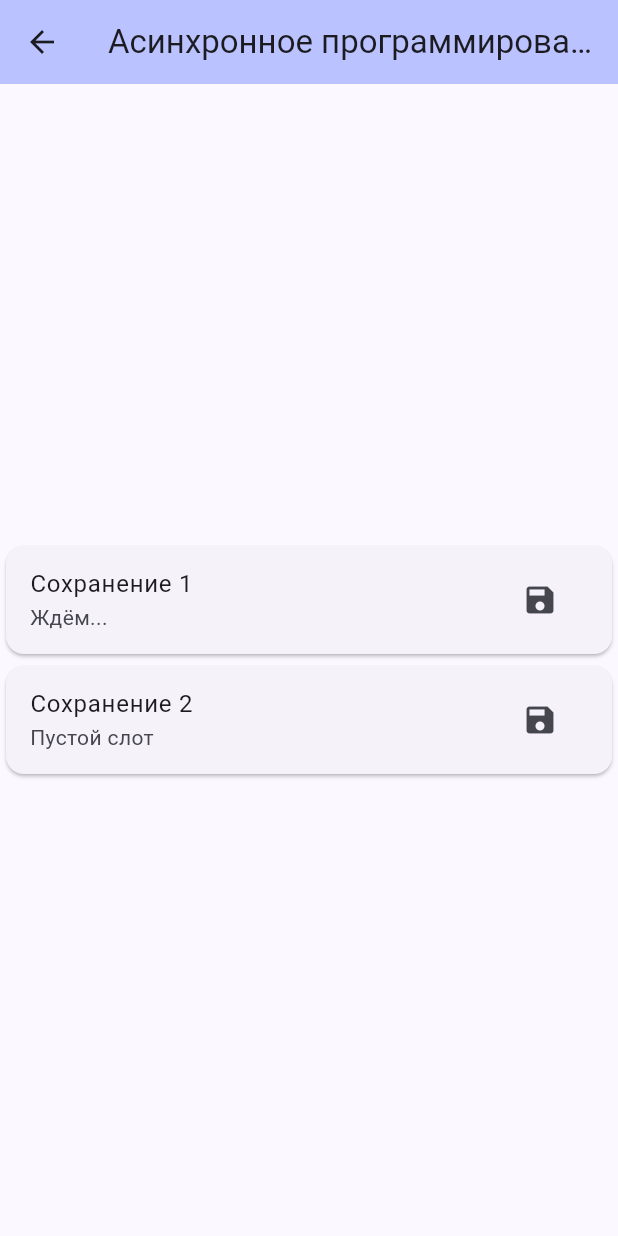
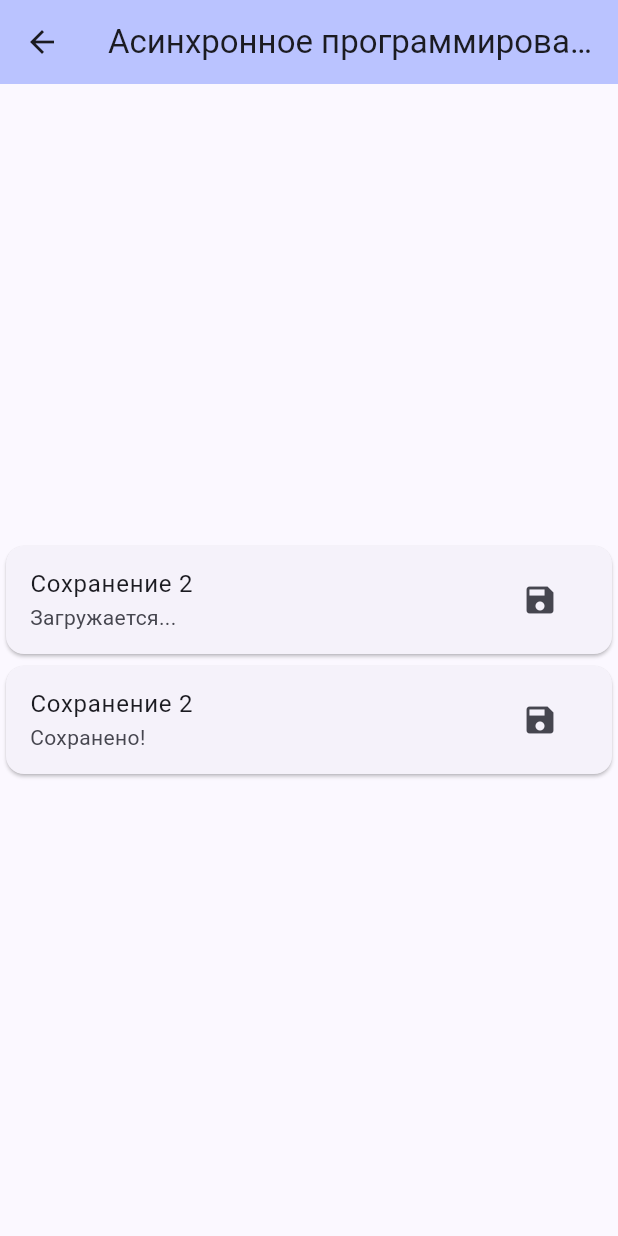
Before and after one commit to BerestaCoder/Crossplatform-9, a Flutter app: the SaveScreen screen opened directly, after a tap on the "save" icon, on a phone screen of 412 x 824 dp. Run offline on Flutter 3.47's test engine with Material 3 defaults, Android fonts, the phone set to English and light mode, and no system bars; our stand-ins replace cached_network_image, get_it, go_router.

Commit message:
Изменение в сохранении
Теперь статус сохранения можно взять из любого экрана приложения

```diff
--- a/lib/screens/save/save_screen.dart
+++ b/lib/screens/save/save_screen.dart
@@ -1,6 +1,7 @@
 import 'dart:math';
-
+import 'package:crossplatform9/tools/save.dart';
 import 'package:flutter/material.dart';
+import 'package:get_it/get_it.dart';
 
 class SaveScreen extends StatefulWidget {
   const SaveScreen({super.key});
@@ -10,35 +11,50 @@ class SaveScreen extends StatefulWidget {
 }
 
 class _SaveScreenState extends State<SaveScreen> {
-  Text _saveSlotTextOne = Text("Пустой слот");
-  Text _saveSlotTextTwo = Text("Пустой слот");
+  Save _save1 = GetIt.I<Save>(instanceName: 'save_1');
+  Save _save2 = GetIt.I<Save>(instanceName: 'save_2');
+
+  String _convertStateToText(SaveState state)
+  {
+    switch (state) {
+      case SaveState.empty:
+        return 'Пусто';
+      case SaveState.loading:
+        return 'Загружается...';
+      case SaveState.saved:
+        return 'Сохранено!';
+      default:
+        return 'Ошибка!';
+    }
+  }
 
   // Future API
   void _saveSlotOne() {
     setState(() {
-      _saveSlotTextOne = Text("Ждём...");
+      _save1.setState(SaveState.loading);
     });
     Future<bool> messageFuture = getRandomBool();
     messageFuture.then((result){
       setState(() {
-        if (result)
-          _saveSlotTextOne = Text("Успешно сохранено", style: TextStyle(color: Colors.green));
-        else
-          _saveSlotTextOne = Text("Ошибка сохранения", style: TextStyle(color: Colors.red));
+        if (result) {
+          _save1.setState(SaveState.saved);
+        } else {
+          _save1.setState(SaveState.corrupted);
+        }
       });
     });
   }
   // await
   Future<void> _saveSlotTwo() async {
     setState(() {
-      _saveSlotTextTwo = Text("Ждём...");
+      _save2.setState(SaveState.loading);
     });
     bool result = await getRandomBool();
     setState(() {
       if (result)
-        _saveSlotTextTwo = Text("Успешно сохранено", style: TextStyle(color: Colors.green));
+        _save2.setState(SaveState.saved);
       else
-        _saveSlotTextTwo = Text("Ошибка сохранения", style: TextStyle(color: Colors.red));
+        _save2.setState(SaveState.corrupted);
     });
   }
   // Возвращает истину или ложь, иммитируя загрузку сохранения
@@ -58,8 +74,8 @@ class _SaveScreenState extends State<SaveScreen> {
           children: [
             Card(
                 child: ListTile(
-                  title: const Text("Сохранение 1"),
-                  subtitle: _saveSlotTextOne,
+                  title: const Text("Сохранение 2"),
+                  subtitle: Text(_convertStateToText(_save1.getState())),
                   trailing: IconButton(
                     icon: const Icon(Icons.save),
                     onPressed: () => _saveSlotOne(),
@@ -69,7 +85,7 @@ class _SaveScreenState extends State<SaveScreen> {
             Card(
                 child: ListTile(
                   title: const Text("Сохранение 2"),
-                  subtitle: _saveSlotTextTwo,
+                  subtitle: Text(_convertStateToText(_save2.getState())),
                   trailing: IconButton(
                     icon: const Icon(Icons.save),
                     onPressed: () => _saveSlotTwo(),
--- a/lib/tools/save.dart
+++ b/lib/tools/save.dart
@@ -6,10 +6,15 @@ class Save
   {
     _state = state;
   }
+  SaveState getState()
+  {
+    return _state;
+  }
 }
 enum SaveState
 {
   empty,
+  loading,
   saved,
-  corrupted
+  corrupted,
 }
```
Also changed, not shown: lib/screens/home_screen.dart (+4 -4 lines).
